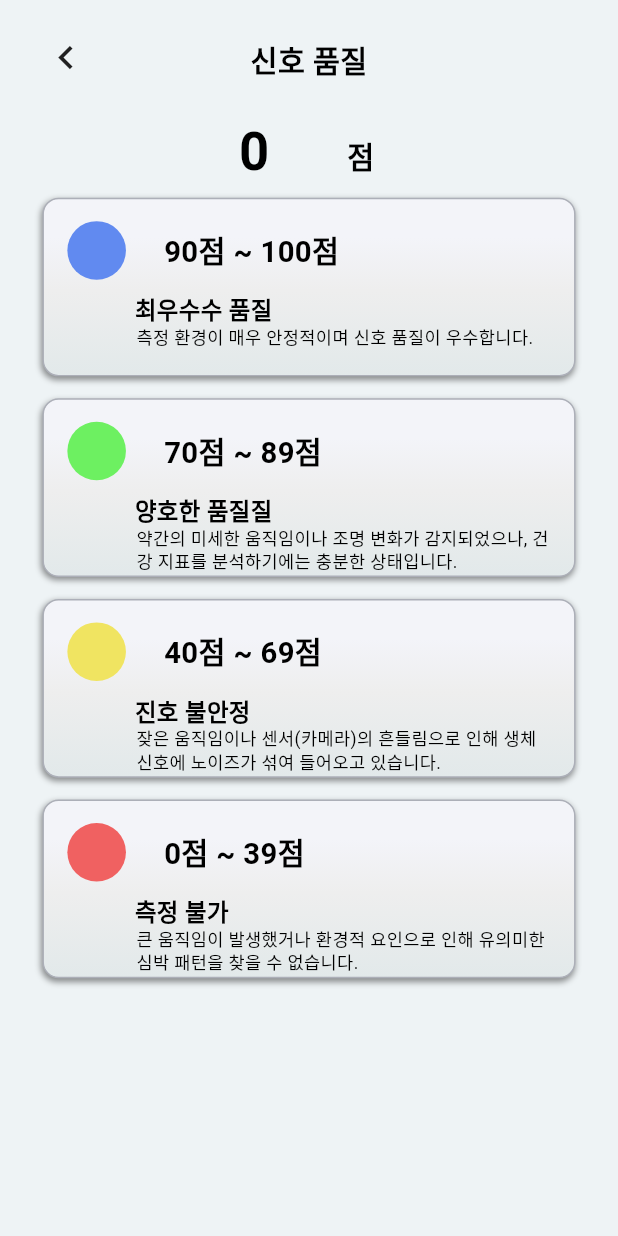
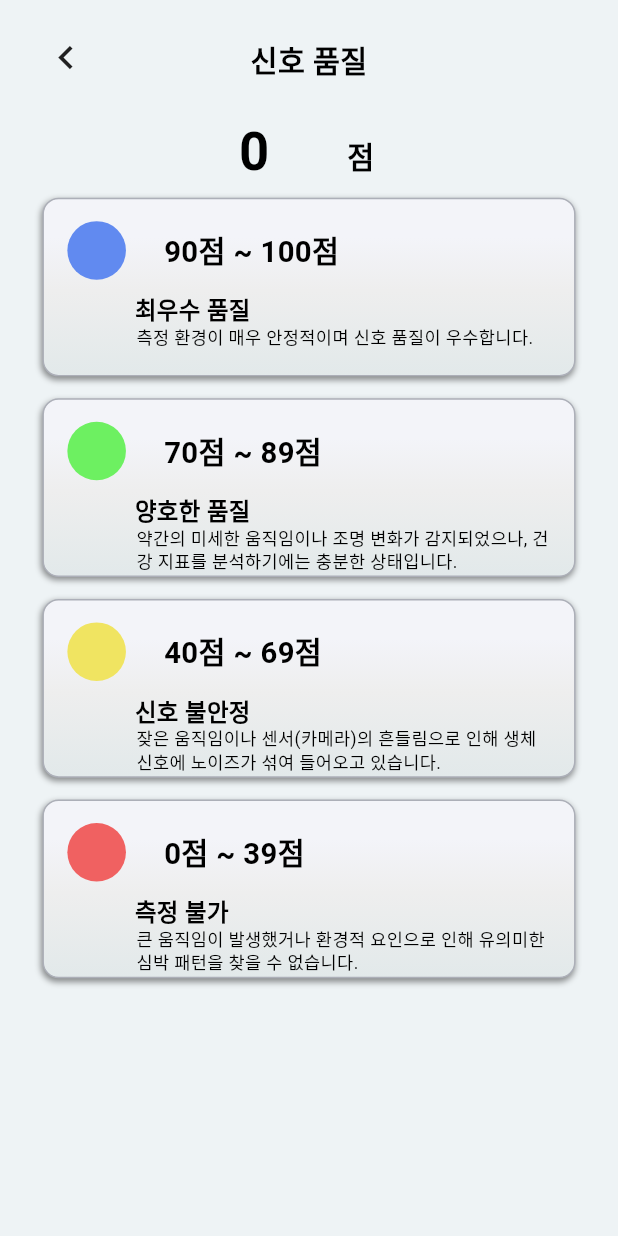
Before and after one commit to AI-Project-2025/rPPG, a Flutter app: the SignalQualityDetailScreen screen opened directly with empty values, on a phone screen of 412 x 824 dp. Run offline on Flutter 3.47's test engine with Material 3 defaults, Android fonts, the phone set to English and light mode, and no system bars; our stand-ins replace camera, permission_handler, wakelock_plus.

Commit message:
오타 수정

```diff
--- a/Client/lib/pages/signal_quality_detail_page.dart
+++ b/Client/lib/pages/signal_quality_detail_page.dart
@@ -107,21 +107,21 @@ class SignalQualityDetailScreen extends StatelessWidget {
                           top: 2,
                           rangeTitle: '90점 ~ 100점',
                           badgeColor: Color(0xFF618AF0),
-                          stateTitle: '최우수수 품질',
+                          stateTitle: '최우수 품질',
                           description: '측정 환경이 매우 안정적이며 신호 품질이 우수합니다.',
                         ),
                         _QualityRangeCard(
                           top: 139,
                           rangeTitle: '70점 ~ 89점',
                           badgeColor: Color(0xFF6DF061),
-                          stateTitle: '양호한 품질질',
+                          stateTitle: '양호한 품질',
                           description: '약간의 미세한 움직임이나 조명 변화가 감지되었으나, 건강 지표를 분석하기에는 충분한 상태입니다.',
                         ),
                         _QualityRangeCard(
                           top: 276,
                           rangeTitle: '40점 ~ 69점',
                           badgeColor: Color(0xFFF0E461),
-                          stateTitle: '진호 불안정',
+                          stateTitle: '신호 불안정',
                           description: '잦은 움직임이나 센서(카메라)의 흔들림으로 인해 생체 신호에 노이즈가 섞여 들어오고 있습니다.',
                         ),
                         _QualityRangeCard(
```
